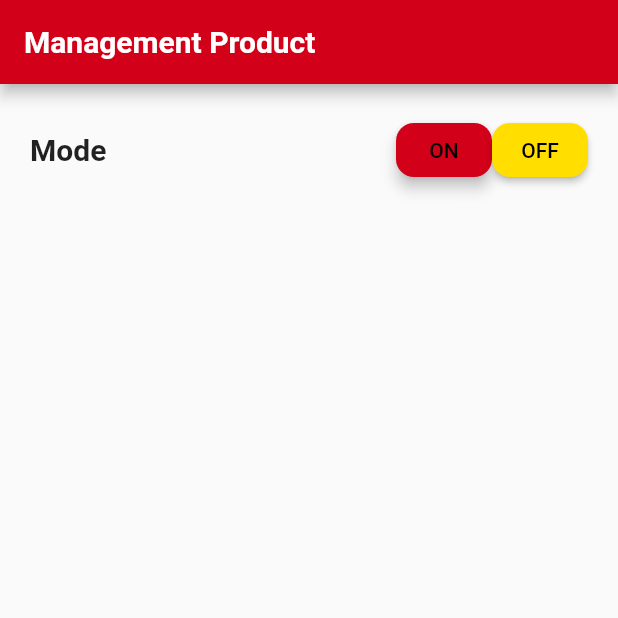
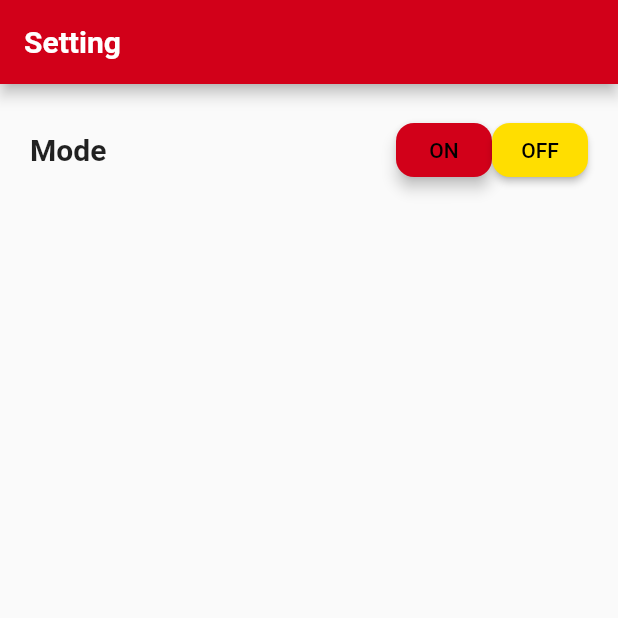
Before and after one commit to glenrioariesto/menu_master, a Flutter app: the SettingCustomer screen opened directly, on a phone screen of 412 x 824 dp, the top half of it. Run offline on Flutter 3.47's test engine with Material 2 defaults, Android fonts, the phone set to English and light mode, and no system bars; our stand-ins replace banner_carousel, firebase_auth, firebase_core, flutter_svg; accounts and stored records are empty.

Commit message:
perbaiki ui seller

```diff
--- a/lib/view/profile/customer/settingcustomer.dart
+++ b/lib/view/profile/customer/settingcustomer.dart
@@ -43,7 +43,7 @@ class _SettingCustomerState extends State<SettingCustomer> {
       appBar: AppBar(
           backgroundColor: ColorPalette.primaryColor,
           title: const Text(
-            "Management Product",
+            "Setting",
             style: TextStyle(fontWeight: FontWeight.bold),
           )),
       body: Container(
--- a/lib/view/profile/seller/settingseller.dart
+++ b/lib/view/profile/seller/settingseller.dart
@@ -43,7 +43,7 @@ class _SettingSellerState extends State<SettingSeller> {
       appBar: AppBar(
         backgroundColor: ColorPalette.primaryColor,
         title: const Text(
-          "Management Product",
+          "Setting",
           style: TextStyle(fontWeight: FontWeight.bold),
         ),
       ),
```
Also changed, not shown: lib/widgets/widgets_product_grid.dart (+11 -4 lines).
